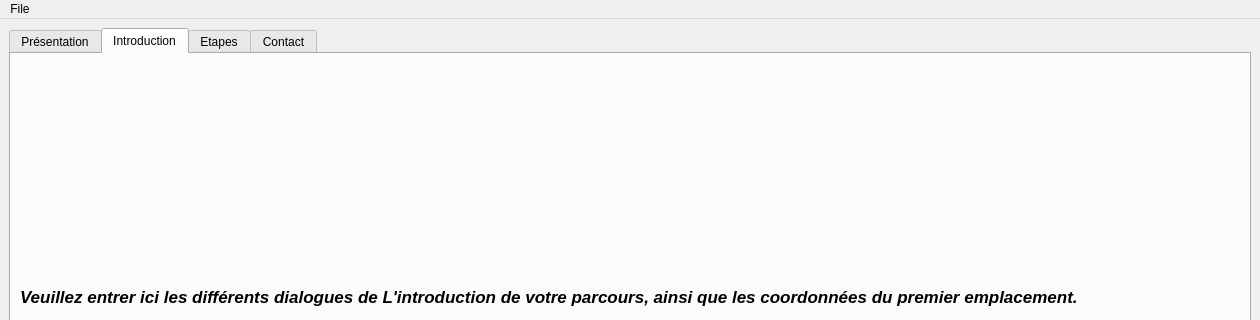
Before: the Qt Designer form mainwindow.ui in bastien-FELIX/ZTierr-ZAventura, drawn with Qt 5; both pictures show x 0 to 1260 and y 0 to 320 of the 1260 by 610 pixel window.
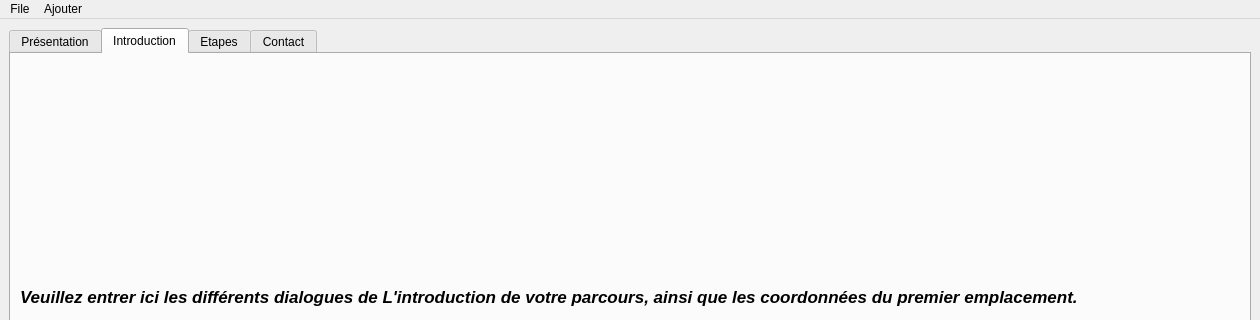
After: the same form once the commit is applied. The open tabs and pages were chosen to show the change. Custom widgets are drawn as their Qt base class.

Commit message:
git ne sais pas pull sans tout casser
average git behavior

Patch:
```diff
--- a/mainwindow.ui
+++ b/mainwindow.ui
@@ -408,7 +408,14 @@
     <addaction name="actionExporter"/>
     <addaction name="actionExporter_en_html"/>
    </widget>
+   <widget class="QMenu" name="menuAjouter">
+    <property name="title">
+     <string>Ajouter</string>
+    </property>
+    <addaction name="actionPersonnage"/>
+   </widget>
    <addaction name="menuFile"/>
+   <addaction name="menuAjouter"/>
   </widget>
   <widget class="QStatusBar" name="statusbar"/>
   <action name="actionImporter">
```
Left out of the diff: 52 changed lines with no effect on the pictures.
